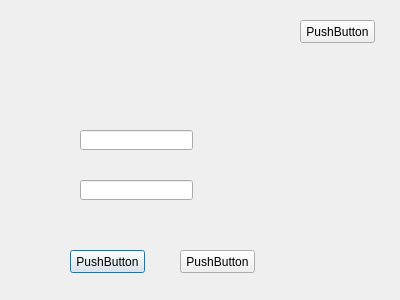
Above: temp/dialog.ui from gessd/my_qt before the change. Below: the same form after it.
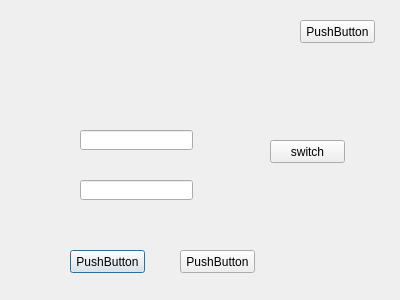
That is the form after the change.

What changed in the file:
```diff
--- a/temp/dialog.ui
+++ b/temp/dialog.ui
@@ -72,6 +72,19 @@
     </rect>
    </property>
   </widget>
+  <widget class="QPushButton" name="pushButton_4">
+   <property name="geometry">
+    <rect>
+     <x>270</x>
+     <y>140</y>
+     <width>75</width>
+     <height>23</height>
+    </rect>
+   </property>
+   <property name="text">
+    <string>switch</string>
+   </property>
+  </widget>
  </widget>
  <resources/>
  <connections/>
```
